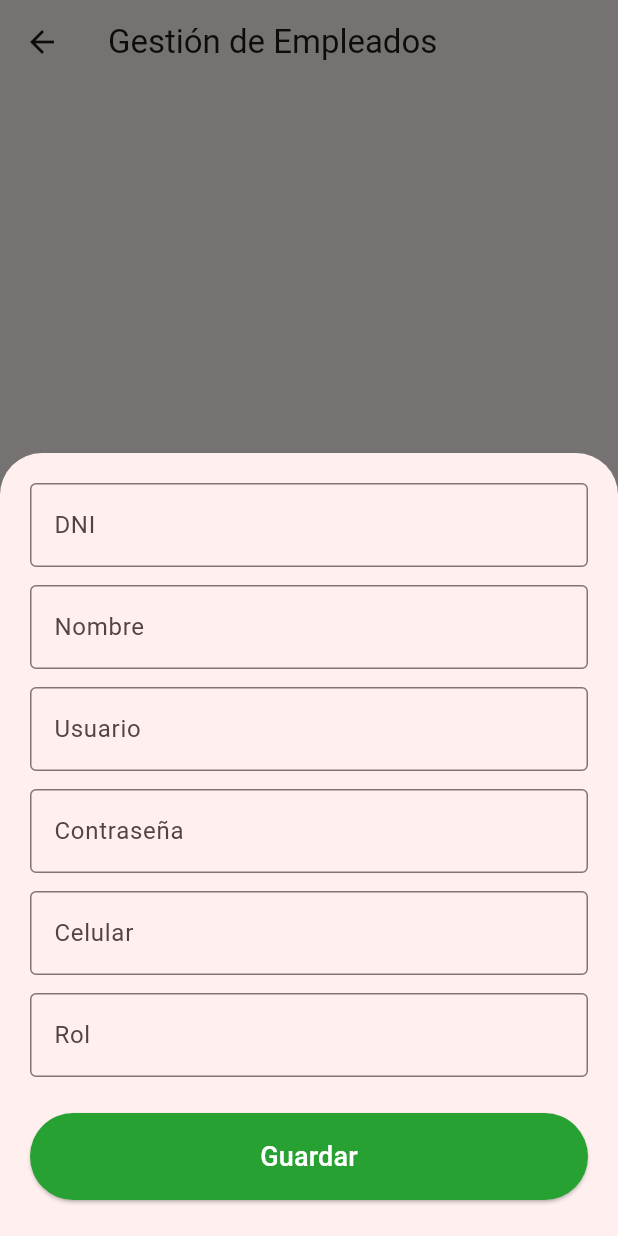
After one commit to SorianoBrandon/InnohProject, a Flutter app: the EmployeeMdl screen opened directly, after a tap on the "add" icon, on a phone screen of 412 x 824 dp. The commit adds this screen. Run offline on Flutter 3.47's test engine with Material 3 defaults, Android fonts, the phone set to English and light mode, and no system bars; our stand-ins replace cloud_firestore, firebase_core, get, go_router, shared_preferences; accounts and stored records are empty; statements that could not run were skipped.

Commit message:
Ya casi está

```diff
--- a/lib/src/Views/modal/client_mdl.dart
+++ b/lib/src/Views/modal/client_mdl.dart
@@ -59,7 +59,7 @@ class ClientMdl extends StatelessWidget {
                               ConfirmActionDialog.show(
                                 context: context,
                                 message:
-                                    "Cliente no encontrado. ¿Desea agregarlo",
+                                    "Cliente no encontrado. ¿Desea agregarlo?",
                                 onConfirm: () {
                                   controller.isSearching.value = true;
                                 },
--- /dev/null
+++ b/lib/src/Views/modal/employee_mdl.dart
@@ -0,0 +1,216 @@
+import 'package:flutter/material.dart';
+import 'package:get/get.dart';
+import 'package:innohproject/src/atom/employcontroller.dart';
+import 'package:innohproject/src/env/env_Colors.dart';
+import 'package:innohproject/src/helpers/snackbars.dart';
+import 'package:innohproject/src/models/mdl_employ.dart';
+
+class EmployeeMdl extends StatelessWidget {
+  const EmployeeMdl({super.key});
+
+  @override
+  Widget build(BuildContext context) {
+    final controller = Get.find<Employcontroller>();
+    controller.ListaEmploy(); // carga inicial
+
+    return Scaffold(
+      appBar: AppBar(
+        title: const Text("Gestión de Empleados"),
+        backgroundColor: EnvColors.azulote,
+      ),
+      body: Obx(() {
+        if (controller.empleados.isEmpty) {
+          return const Center(child: Text("No hay empleados registrados"));
+        }
+        return ListView.builder(
+          itemCount: controller.empleados.length,
+          itemBuilder: (context, index) {
+            final empleado = controller.empleados[index];
+            return Card(
+              child: ListTile(
+                title: Text(empleado.name),
+                subtitle: Text(
+                  'Usuario: ${empleado.user} - Cel: ${empleado.phone}',
+                ),
+                trailing: Row(
+                  mainAxisSize: MainAxisSize.min,
+                  children: [
+                    IconButton(
+                      icon: const Icon(Icons.edit, color: Colors.blue),
+                      onPressed: () {
+                        controller.cont_name.text = empleado.name;
+                        controller.cont_user.text = empleado.user;
+                        controller.cont_password.text = empleado.password;
+                        controller.cont_phone.text = empleado.phone;
+                        controller.cont_role.text = empleado.role;
+                        controller.cont_dni.text = empleado.dni;
+
+                        showModalBottomSheet(
+                          context: context,
+                          isScrollControlled: true,
+                          builder: (_) => _EmployeeForm(
+                            onSave: () {
+                              final updated = MdlEmploy(
+                                dni: controller.cont_dni.text.trim(),
+                                name: controller.cont_name.text.trim(),
+                                password: controller.cont_password.text.trim(),
+                                phone: controller.cont_phone.text.trim(),
+                                role: controller.cont_role.text.trim(),
+                                user: controller.cont_user.text.trim(),
+                                flag: empleado.flag,
+                              );
+                              controller.guardarEmpleado(updated, context);
+                              controller.ListaEmploy(); // refresca lista
+                            },
+                          ),
+                        );
+                      },
+                    ),
+                    IconButton(
+                      icon: const Icon(Icons.delete, color: Colors.red),
+                      onPressed: () {
+                        ConfirmActionDialog.show(
+                          context: context,
+                          message:
+                              "¿Seguro que deseas eliminar a ${empleado.name}?",
+                          onConfirm: () {
+                            controller.eliminarEmpleado(
+                              empleado.dni,
+                              context,
+                            ); // marca como eliminado
+                          },
+                          onDenied: () {
+                            null;
+                          },
+                        );
+                      },
+                    ),
+                  ],
+                ),
+              ),
+            );
+          },
+        );
+      }),
+      floatingActionButton: FloatingActionButton(
+        backgroundColor: EnvColors.verdete,
+        child: const Icon(Icons.add, color: Colors.white),
+        onPressed: () {
+          controller.limpiarCampos();
+          showModalBottomSheet(
+            context: context,
+            isScrollControlled: true,
+            builder: (_) => _EmployeeForm(
+              onSave: () {
+                final nuevo = MdlEmploy(
+                  dni: controller.cont_dni.text.trim(),
+                  name: controller.cont_name.text.trim(),
+                  password: controller.cont_password.text.trim(),
+                  phone: controller.cont_phone.text.trim(),
+                  role: controller.cont_role.text.trim(),
+                  user: controller.cont_user.text.trim(),
+                );
+                controller.guardarEmpleado(nuevo, context);
+                controller.ListaEmploy(); // refresca lista
+              },
+            ),
+          );
+        },
+      ),
+    );
+  }
+}
+
+// Formulario reutilizable
+class _EmployeeForm extends StatelessWidget {
+  final VoidCallback onSave;
+  const _EmployeeForm({required this.onSave});
+
+  @override
+  Widget build(BuildContext context) {
+    final controller = Get.find<Employcontroller>();
+    const Color verde = Color(0xFF28a133);
+
+    return Padding(
+      padding: EdgeInsets.only(
+        top: 20,
+        left: 20,
+        right: 20,
+        bottom: MediaQuery.of(context).viewInsets.bottom + 24,
+      ),
+      child: SingleChildScrollView(
+        child: Column(
+          children: [
+            TextField(
+              controller: controller.cont_dni,
+              decoration: const InputDecoration(
+                labelText: 'DNI',
+                border: OutlineInputBorder(),
+              ),
+            ),
+            const SizedBox(height: 12),
+            TextField(
+              controller: controller.cont_name,
+              decoration: const InputDecoration(
+                labelText: 'Nombre',
+                border: OutlineInputBorder(),
+              ),
+            ),
+            const SizedBox(height: 12),
+            TextField(
+              controller: controller.cont_user,
+              decoration: const InputDecoration(
+                labelText: 'Usuario',
+                border: OutlineInputBorder(),
+              ),
+            ),
+            const SizedBox(height: 12),
+            TextField(
+              controller: controller.cont_password,
+              decoration: const InputDecoration(
+                labelText: 'Contraseña',
+                border: OutlineInputBorder(),
+              ),
+              obscureText: true,
+            ),
+            const SizedBox(height: 12),
+            TextField(
+              controller: controller.cont_phone,
+              decoration: const InputDecoration(
+                labelText: 'Celular',
+                border: OutlineInputBorder(),
+              ),
+              keyboardType: TextInputType.phone,
+            ),
+            const SizedBox(height: 12),
+            TextField(
+              controller: controller.cont_role,
+              decoration: const InputDecoration(
+                labelText: 'Rol',
+                border: OutlineInputBorder(),
+              ),
+            ),
+            const SizedBox(height: 24),
+            SizedBox(
+              width: double.infinity,
+              child: ElevatedButton(
+                onPressed: () {
+                  onSave();
+                  Navigator.pop(context);
+                },
+                style: ElevatedButton.styleFrom(
+                  backgroundColor: verde,
+                  padding: const EdgeInsets.symmetric(vertical: 16),
+                ),
+                child: const Text(
+                  'Guardar',
+                  style: TextStyle(fontSize: 18, color: Colors.white),
+                ),
+              ),
+            ),
+          ],
+        ),
+      ),
+    );
+  }
+}
--- /dev/null
+++ b/lib/src/atom/employcontroller.dart
@@ -0,0 +1,84 @@
+// ignore_for_file: non_constant_identifier_names
+import 'package:get/get.dart';
+import 'package:flutter/material.dart';
+import 'package:cloud_firestore/cloud_firestore.dart';
+import 'package:innohproject/src/helpers/snackbars.dart';
+import 'package:innohproject/src/models/mdl_employ.dart';
+
+class Employcontroller extends GetxController {
+  final cont_dni = TextEditingController();
+  final cont_role = TextEditingController();
+  final cont_name = TextEditingController();
+  final cont_password = TextEditingController();
+  final cont_user = TextEditingController();
+  final cont_phone = TextEditingController();
+
+  final FirebaseFirestore db = FirebaseFirestore.instance;
+
+  // Buscar empleado por DNI haciendo el documento por DNI en firebase
+  Future<List<MdlEmploy>> ListaEmploy() async {
+    final snapshot = await db
+        .collection('Empleados')
+        .where('flag', isEqualTo: 1)
+        .get();
+
+    empleados.value = snapshot.docs
+        .map((doc) => MdlEmploy.fromJson(doc.data()))
+        .toList();
+
+    return empleados;
+  }
+
+  //Para listar todos los empleados de manera reactiva
+  var empleados = <MdlEmploy>[].obs;
+
+  Future<void> guardarEmpleado(MdlEmploy employ, BuildContext context) async {
+    //Validacion de campos vacios
+    if ([
+      employ.dni,
+      employ.name,
+      employ.password,
+      employ.phone,
+      employ.role,
+      employ.user,
+    ].any((campo) => campo.trim().isEmpty)) {
+      WarningSnackbar.show(Get.context!, "Todos los campos son obligatorios");
+      return;
+    }
+
+    try {
+      await db
+          .collection('Empleados')
+          .doc(employ.dni)
+          .set(employ.toJson(), SetOptions(merge: true));
+
+      limpiarCampos();
+      SuccessSnackbar.show(
+        Get.context!,
+        "Empleado guardado correctamente",
+      ); //pa usarlo
+    } catch (e) {
+      ErrorSnackbar.show(Get.context!, "Error al guardar: $e");
+    }
+  }
+
+  //Marcar empleado como eliminado cambiando su bandera a 2
+  Future<void> eliminarEmpleado(String dni, BuildContext context) async {
+    try {
+      await db.collection('Empleados').doc(dni).update({'flag': 2});
+      SuccessSnackbar.show(Get.context!, "Empleado marcado como eliminado");
+      ListaEmploy(); // refresca la lista
+    } catch (e) {
+      ErrorSnackbar.show(Get.context!, "Error al eliminar: $e");
+    }
+  }
+
+  void limpiarCampos() {
+    cont_dni.clear();
+    cont_phone.clear();
+    cont_name.clear();
+    cont_role.clear();
+    cont_password.clear();
+    cont_user.clear();
+  }
+}
```
Also changed, not shown: lib/src/Views/modal/brand_mdl.dart (added, +75 -0 lines), lib/src/Views/modal/type_mdl.dart (added, +75 -0 lines), lib/src/Views/start_view.dart (+51 -1 lines), lib/src/atom/brandcontroller.dart (added, +29 -0 lines), lib/src/atom/typecontroller.dart (added, +29 -0 lines), lib/src/helpers/snackbars.dart (+93 -56 lines), lib/src/models/mdl_brand.dart (added, +21 -0 lines), lib/src/models/mdl_type.dart (added, +13 -0 lines).
